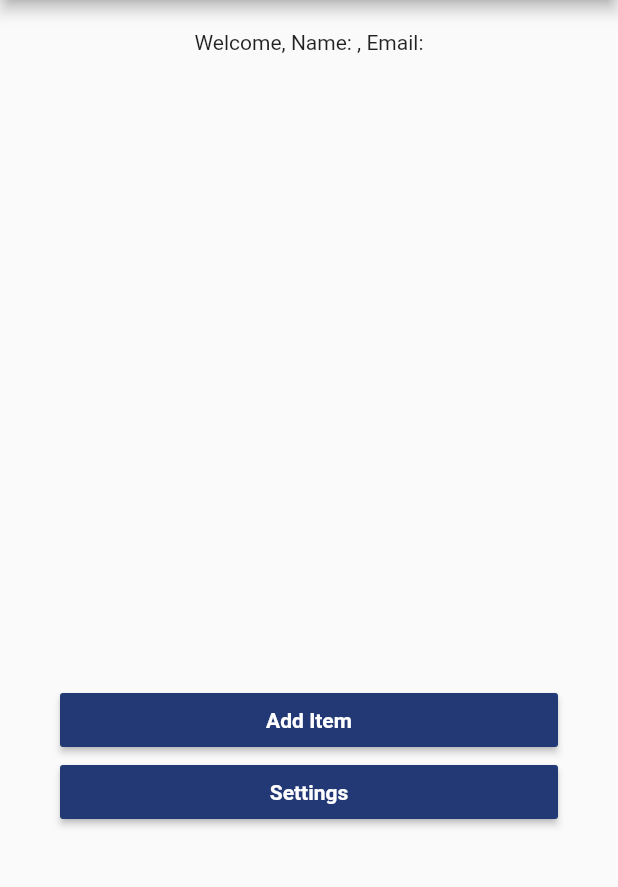
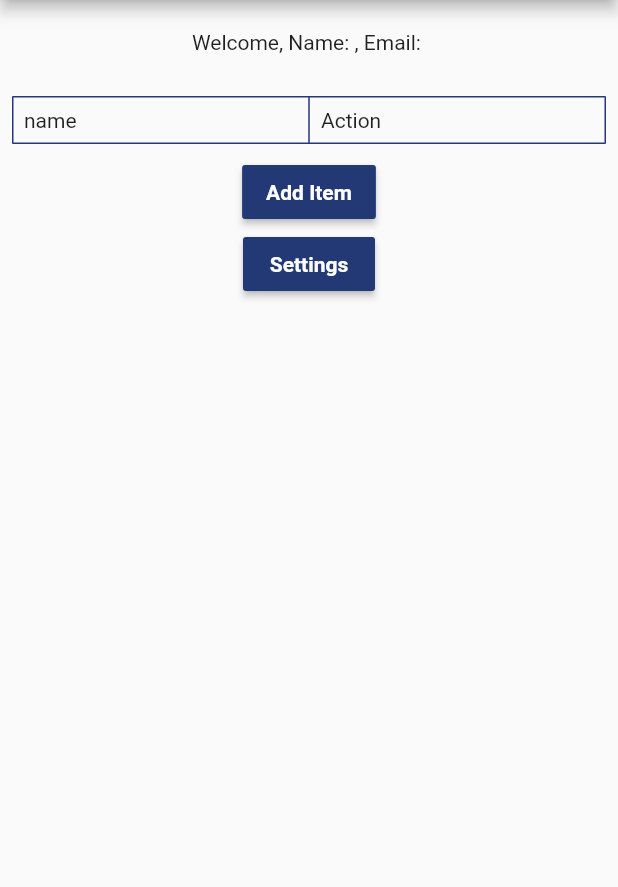
Before and after one commit to z3ro647/task3, a Flutter app: the HomeScreen screen opened directly with empty values, on a phone screen of 412 x 824 dp, the part 84-971 px from its top. Run offline on Flutter 3.47's test engine with Material 2 defaults, Android fonts, the phone set to English and light mode, and no system bars; our stand-ins replace sqflite; accounts and stored records are empty.

Commit message:
Homescreen updated

```diff
--- a/lib/screen/homescreen.dart
+++ b/lib/screen/homescreen.dart
@@ -45,34 +45,43 @@ class _HomeScreenState extends State<HomeScreen> {
           backgroundColor: CustomColor.blue,
           title: const Text('Task 3'),
         ),
-      body: ListView(
-        shrinkWrap: true,
-        children: <Widget>[
+        body: SingleChildScrollView(
+          child: Column(
+            children: [
               const SizedBox(
                 height: 20,
               ),
               Text(
                 'Welcome, Name: ' + widget.name + ', Email: ' + widget.email,
-            textAlign: TextAlign.center,
               ),
               const SizedBox(
                 height: 20,
               ),
-          //itemlist(context),
-          SizedBox(
-            height: 400,
-            child: ListView.builder(
-                shrinkWrap: true,
-                scrollDirection: Axis.vertical,
-                itemCount: _items.length,
-                itemBuilder: (BuildContext context, int index) => Card(
-                      color: Colors.orange[200],
-                      margin: const EdgeInsets.all(15),
-                      child: ListTile(
-                        title: Text(_items[index]['name']),
-                        trailing: SizedBox(
-                          width: 150,
-                          child: Row(
+              Padding(
+                padding: const EdgeInsets.all(8.0),
+                child: Table(
+                  columnWidths: const {
+                    1: FlexColumnWidth(),
+                    2: FlexColumnWidth()
+                  },
+                  children: [
+                    const TableRow(children: [
+                      Padding(
+                        padding: EdgeInsets.all(8.0),
+                        child: Text('name'),
+                      ),
+                      Padding(
+                        padding: EdgeInsets.all(8.0),
+                        child: Text('Action'),
+                      )
+                    ]),
+                    for (var item in _items)
+                      TableRow(children: [
+                        Padding(
+                          padding: const EdgeInsets.all(8.0),
+                          child: Text(item['name']),
+                        ),
+                        Row(
                           children: [
                             IconButton(
                               icon: const Icon(Icons.remove_red_eye),
@@ -81,9 +90,8 @@ class _HomeScreenState extends State<HomeScreen> {
                                     context,
                                     MaterialPageRoute(
                                         builder: (context) => DetailScreen(
-                                                id: _items[index]['id'],
+                                              id: item['id'],
                                             )));
-                                  // DetailScreen(id: _items[index]['id']);
                               },
                             ),
                             IconButton(
@@ -92,27 +100,28 @@ class _HomeScreenState extends State<HomeScreen> {
                                 Navigator.push(
                                     context,
                                     MaterialPageRoute(
-                                          builder: (context) => EditScreen(
-                                                email: widget.name,
-                                                id: _items[index]['id'],
+                                        builder: (context) => DetailScreen(
+                                              id: item['id'],
                                             )));
                               },
                             ),
                             IconButton(
                               icon: const Icon(Icons.delete),
                               onPressed: () {
-                                    deleteItem(_items[index]['id']);
-                                    ScaffoldMessenger.of(context)
-                                        .showSnackBar(const SnackBar(
-                                      content: Text('Item Deleted Successfully!'),
-                                    ));
-                                    _refreshlist();
-                                  })
+                                Navigator.push(
+                                    context,
+                                    MaterialPageRoute(
+                                        builder: (context) => DetailScreen(
+                                              id: item['id'],
+                                            )));
+                              },
+                            ),
                           ],
                         ),
+                      ])
+                  ],
+                  border: TableBorder.all(width: 1, color: CustomColor.blue),
                 ),
-                      ),
-                    )),
               ),
               Padding(
                 padding: const EdgeInsets.symmetric(horizontal: 40),
@@ -141,7 +150,9 @@ class _HomeScreenState extends State<HomeScreen> {
                   onPressed: () => Navigator.push(
                       context,
                       MaterialPageRoute(
-                      builder: (context) => const SettingScreen(id: 1,))),
+                          builder: (context) => const SettingScreen(
+                                id: 1,
+                              ))),
                   child: const Text(
                     'Settings',
                     style: TextStyle(
@@ -152,7 +163,7 @@ class _HomeScreenState extends State<HomeScreen> {
                 ),
               )
             ],
-      )
-    );
+          ),
+        ));
   }
 }
```
Lines whose indentation alone changed are shown as unchanged.
